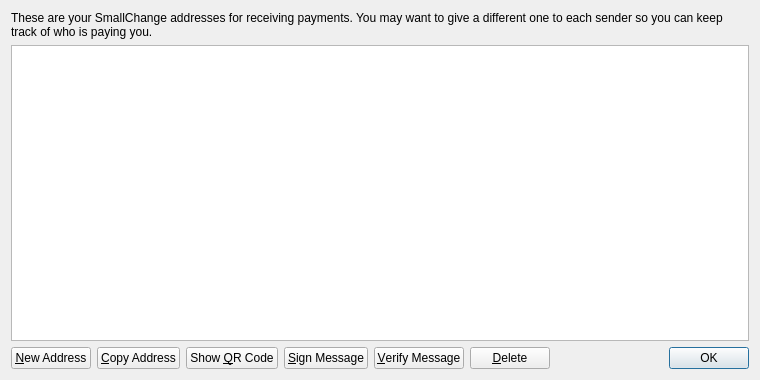
The window that src/qt/forms/addressbookpage.ui (batchcoin/batchcoin) describes before a commit, drawn with Qt 5.
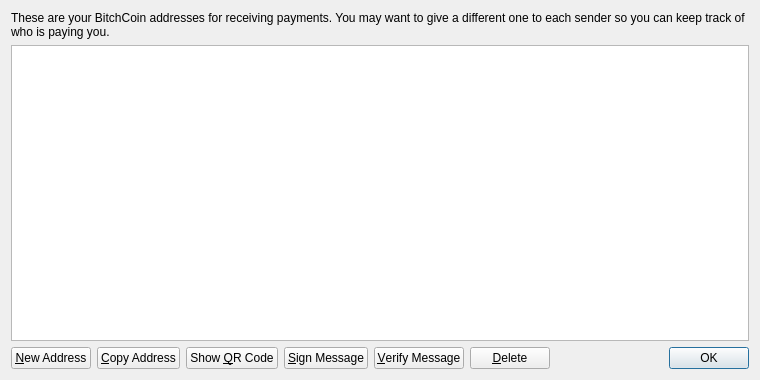
The same window after the commit. Icons and pictures are not drawn.

Patch:
```diff
--- a/src/qt/forms/addressbookpage.ui
+++ b/src/qt/forms/addressbookpage.ui
@@ -17,7 +17,7 @@
    <item>
     <widget class="QLabel" name="labelExplanation">
      <property name="text">
-      <string>These are your SmallChange addresses for receiving payments. You may want to give a different one to each sender so you can keep track of who is paying you.</string>
+      <string>These are your BitchCoin addresses for receiving payments. You may want to give a different one to each sender so you can keep track of who is paying you.</string>
      </property>
      <property name="textFormat">
       <enum>Qt::PlainText</enum>
```
